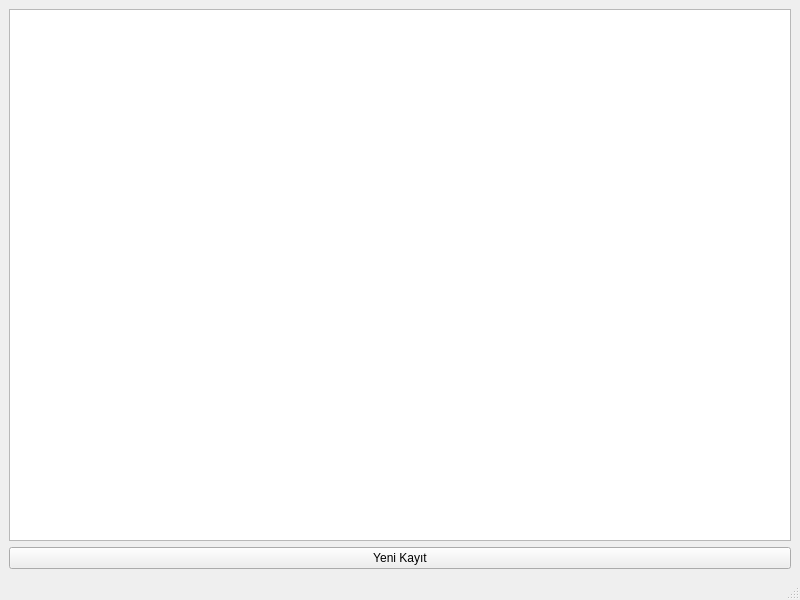
cihansenyuz/tax-calc, file gui/mainwindow.ui: the form before one commit.
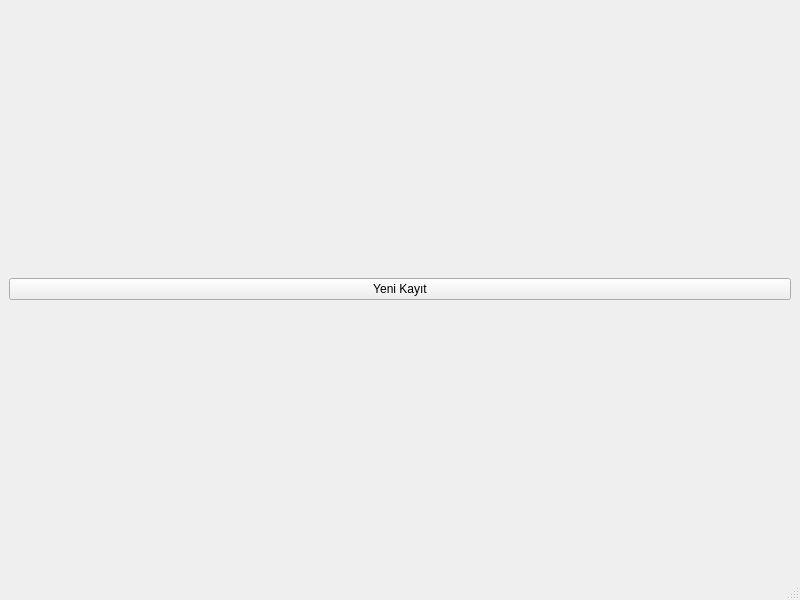
The form after the commit.

Commit message: table is seperated from mainwindow

The edit to the form file:
```diff
--- a/gui/mainwindow.ui
+++ b/gui/mainwindow.ui
@@ -16,7 +16,7 @@
   <widget class="QWidget" name="centralwidget">
    <layout class="QVBoxLayout" name="verticalLayout">
     <item>
-     <widget class="QTableWidget" name="tableWidget"/>
+     <layout class="QVBoxLayout" name="verticalLayout_3"/>
     </item>
     <item>
      <widget class="QPushButton" name="createButton">
```
The commit also changes 4 other files.
